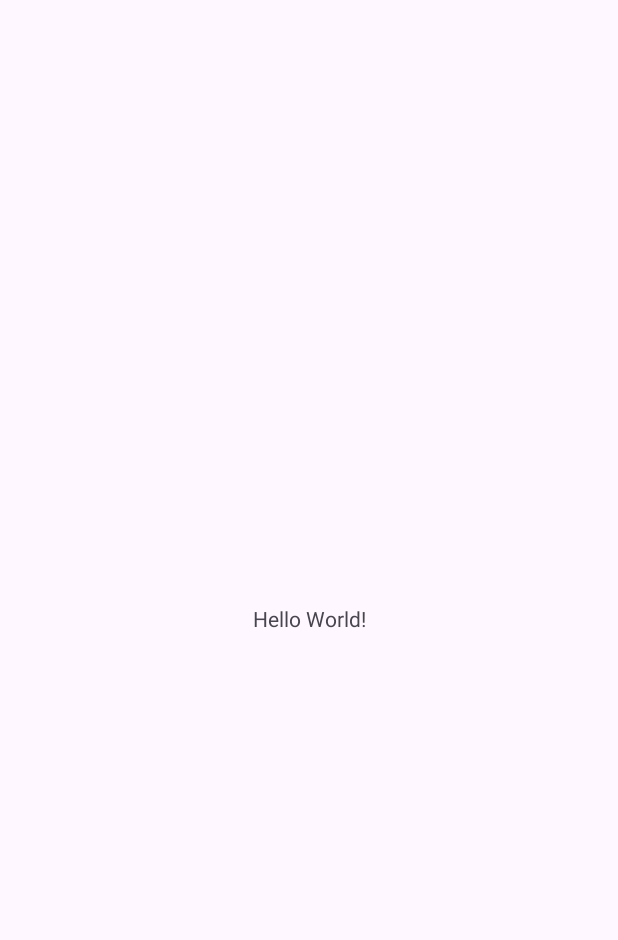
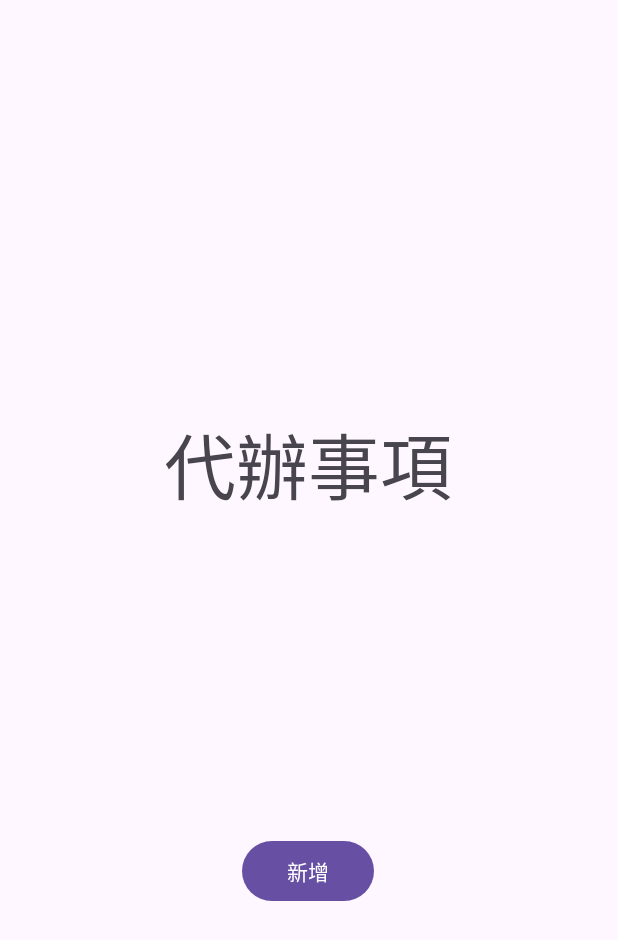
Before and after one commit to alfo0924/20240805AdvancedWidget-Android, an Android app: the screen it shows after launch (MainActivity), on a phone screen of 412 x 824 dp. Before the commit the part shown is almost empty. Shown: the top 940 px of the screen. Run offline under Robolectric (Android 15) with nearby library versions, the phone set to English and light mode, and no system bars.

Commit message:
v1.01 add interface

```diff
--- a/20240812MidTermSimTest/app/src/main/AndroidManifest.xml
+++ b/20240812MidTermSimTest/app/src/main/AndroidManifest.xml
@@ -13,6 +13,9 @@
         android:theme="@style/Theme._20240812MidTermSimTest"
         tools:targetApi="31">
         <activity
+            android:name=".toDoList"
+            android:exported="false" />
+        <activity
             android:name=".MainActivity"
             android:exported="true">
             <intent-filter>
--- a/20240812MidTermSimTest/app/src/main/res/layout/activity_main.xml
+++ b/20240812MidTermSimTest/app/src/main/res/layout/activity_main.xml
@@ -7,13 +7,39 @@
     android:layout_height="match_parent"
     tools:context=".MainActivity">
 
-    <TextView
-        android:layout_width="wrap_content"
-        android:layout_height="wrap_content"
-        android:text="Hello World!"
+    <LinearLayout
+        android:layout_width="411dp"
+        android:layout_height="418dp"
+        android:layout_marginTop="138dp"
+        android:layout_marginBottom="176dp"
+        android:gravity="center"
+        android:orientation="vertical"
         app:layout_constraintBottom_toBottomOf="parent"
         app:layout_constraintEnd_toEndOf="parent"
+        app:layout_constraintHorizontal_bias="0.0"
         app:layout_constraintStart_toStartOf="parent"
-        app:layout_constraintTop_toTopOf="parent" />
+        app:layout_constraintTop_toTopOf="parent"
+        app:layout_constraintVertical_bias="1.0">
 
+        <TextView
+            android:id="@+id/textView"
+            android:layout_width="wrap_content"
+            android:layout_height="wrap_content"
+            android:layout_marginBottom="20dp"
+            android:gravity="center"
+            android:text="代辦事項"
+            android:textSize="48sp"
+            app:layout_constraintEnd_toEndOf="parent"
+            app:layout_constraintStart_toStartOf="parent" />
+
+        <ListView
+            android:layout_width="match_parent"
+            android:layout_height="191dp" />
+
+        <Button
+            android:id="@+id/button"
+            android:layout_width="wrap_content"
+            android:layout_height="wrap_content"
+            android:text="新增" />
+    </LinearLayout>
 </androidx.constraintlayout.widget.ConstraintLayout>
```
Also changed, not shown: 20240812MidTermSimTest/app/src/main/java/com/example/a20240812midtermsimtest/toDoList.java (added, +24 -0 lines), 20240812MidTermSimTest/app/src/main/res/layout/activity_to_do_list.xml (added, +91 -0 lines).
